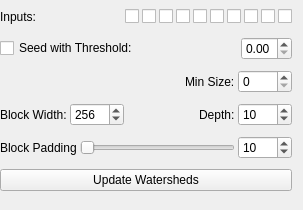
Qt form ilastik/applets/vigraWatershedViewer/drawer.ui (ilastik/ilastik) before a commit.
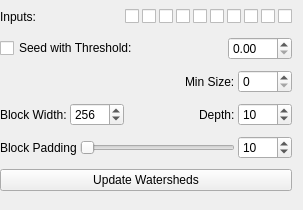
The same form after that commit.

```diff
--- a/ilastik/applets/vigraWatershedViewer/drawer.ui
+++ b/ilastik/applets/vigraWatershedViewer/drawer.ui
@@ -178,7 +178,7 @@
         <string>Threshold Value</string>
        </property>
        <property name="maximum">
-        <double>1.000000000000000</double>
+        <double>255.000000000000000</double>
        </property>
        <property name="singleStep">
         <double>0.010000000000000</double>
```
